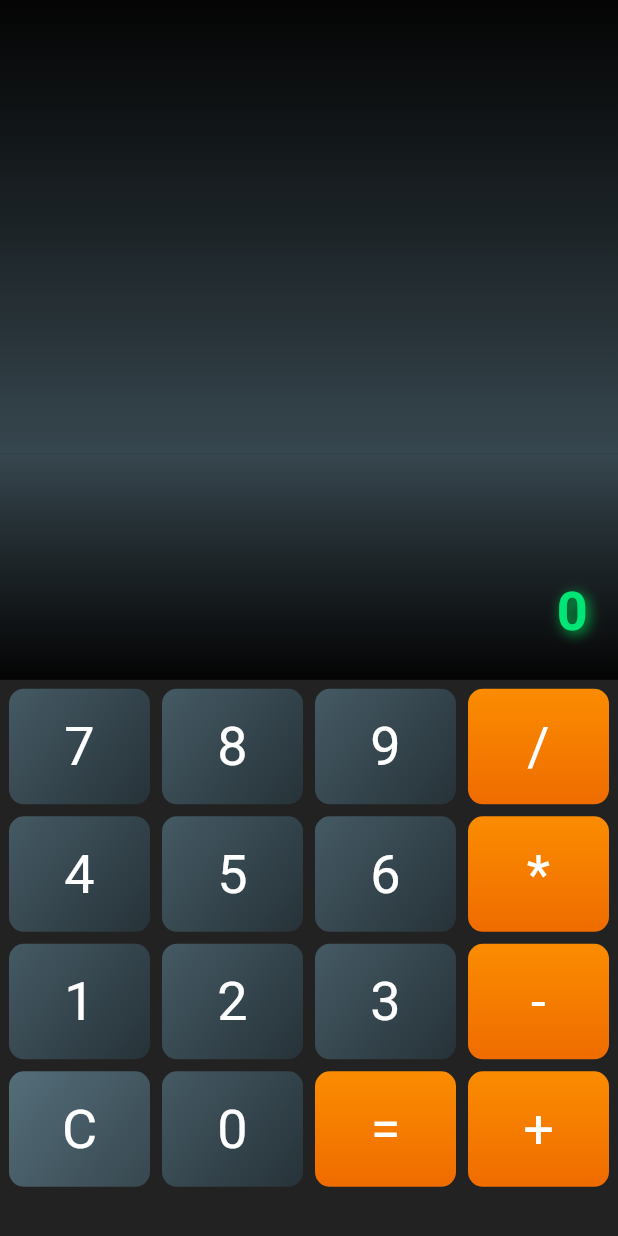
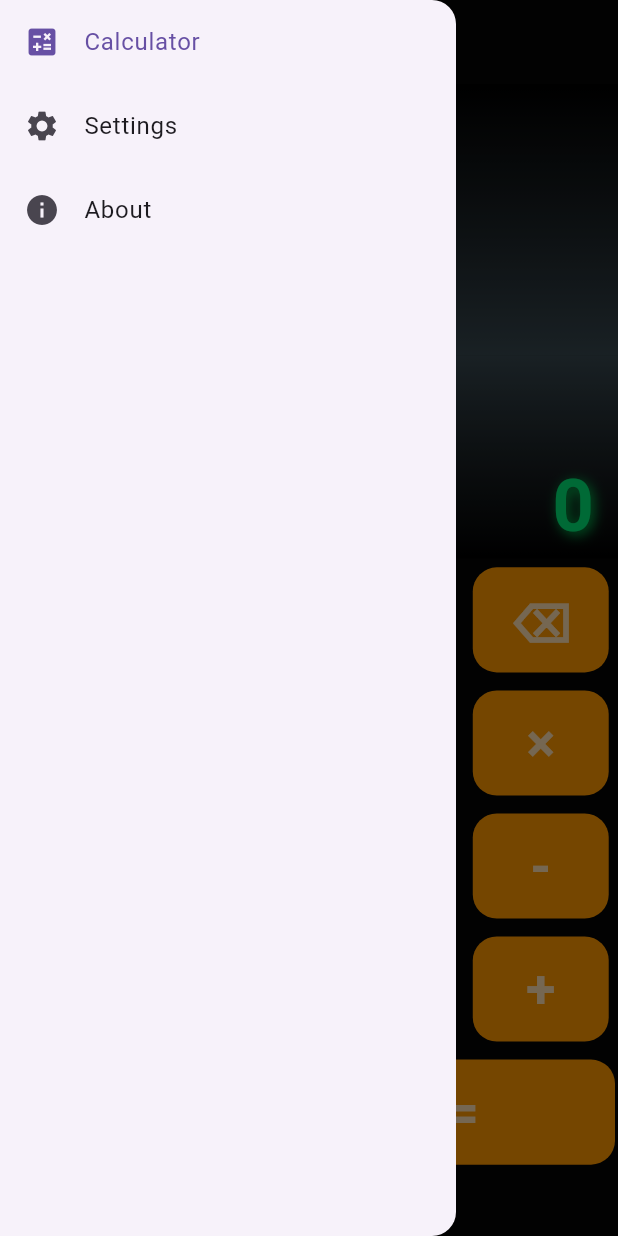
Before and after one commit to jayant001160/flutter_calculator_app, a Flutter app: the screen it shows after launch, with the side drawer open (before the commit the screen has no drawer), on a phone screen of 412 x 824 dp. Run offline on Flutter 3.47's test engine with Material 3 defaults, Android fonts, the phone set to English and light mode, and no system bars; our stand-ins replace bloc, flutter_bloc.

Commit message:
keypad layout changed

```diff
--- a/lib/main.dart
+++ b/lib/main.dart
@@ -1,5 +1,6 @@
 import 'package:calculator_app/screens/calculator_screen.dart';
 import 'package:calculator_app/bloc/history_cubit.dart';
+import 'package:calculator_app/screens/dashboard.dart';
 import 'package:flutter/material.dart';
 import 'package:flutter_bloc/flutter_bloc.dart';
 
@@ -17,7 +18,7 @@ class CalculatorApp extends StatelessWidget {
   Widget build(BuildContext context) {
     return MaterialApp(
       debugShowCheckedModeBanner: false, // Hides the debug banner
-      home: CalculatorScreen(),
+      home: Dashboard(),
     );
   }
 }
--- /dev/null
+++ b/lib/screens/about_screen.dart
@@ -0,0 +1,15 @@
+import 'package:flutter/material.dart';
+
+class AboutScreen extends StatelessWidget {
+  const AboutScreen({super.key});
+
+  @override
+  Widget build(BuildContext context) {
+    return Center(
+      child: Text(
+        'About Page',
+        style: TextStyle(fontSize: 24),
+      ),
+    );
+  }
+}
--- a/lib/screens/calculator_screen.dart
+++ b/lib/screens/calculator_screen.dart
@@ -2,9 +2,11 @@ import 'package:flutter/material.dart';
 import 'package:flutter_bloc/flutter_bloc.dart';
 import '../widgets/calculator_button.dart';
 import '../utils/calculator_logic.dart';
-import '../bloc/history_cubit.dart'; // Assuming you have a dedicated BLoC folder for state management
+import '../bloc/history_cubit.dart';
 
 class CalculatorScreen extends StatefulWidget {
+  const CalculatorScreen({super.key});
+
   @override
   _CalculatorScreenState createState() => _CalculatorScreenState();
 }
@@ -14,16 +16,14 @@ class _CalculatorScreenState extends State<CalculatorScreen> {
   String result = '0';
 
   void onButtonPressed(String value, BuildContext context) {
-    if (value == 'C') {
-      // Add the calculation to history if there's a result
-      if (input.isNotEmpty && result != '0') {
-        context.read<HistoryCubit>().addCalculation('$input = $result');
-      } else if (input.isNotEmpty && result == '0') {
-        context.read<HistoryCubit>().addCalculation(input);
-      }
+    if (value == 'AC') {
       setState(() {
         input = '';
         result = '0';
+      });
+    } else if (value == '⌫') {
+      setState(() {
+        input = input.isNotEmpty ? input.substring(0, input.length - 1) : '';
       });
     } else if (value == '=') {
       try {
@@ -40,13 +40,6 @@ class _CalculatorScreenState extends State<CalculatorScreen> {
           result = 'Error';
         });
       }
-    } else if ((value == '+' || value == '-' || value == '*' || value == '/') &&
-        result != '0') {
-      setState(() {
-        input = result;
-        input += value;
-        result = '0';
-      });
     } else {
       setState(() {
         input += value;
@@ -56,23 +49,23 @@ class _CalculatorScreenState extends State<CalculatorScreen> {
 
   @override
   Widget build(BuildContext context) {
-    return SafeArea(
-      child: Scaffold(
+    return Scaffold(
       backgroundColor: Colors.black87,
       body: LayoutBuilder(
         builder: (context, constraints) {
           double buttonWidth = constraints.maxWidth / 4 - 16;
-            double buttonHeight = constraints.maxHeight / 4 - 16;
+          double buttonHeight = constraints.maxHeight / 6 - 16;
 
           return Column(
             children: [
               // History Area
               Expanded(
-                  flex: 2,
+                flex: 4,
                 child: BlocBuilder<HistoryCubit, List<String>>(
                   builder: (context, history) {
                     return Container(
-                        padding: EdgeInsets.all(10),
+                      padding: EdgeInsets.symmetric(vertical: 0, horizontal: 8),
+                      // color: Colors.amber,
                       decoration: BoxDecoration(
                         gradient: LinearGradient(
                           colors: [
@@ -85,14 +78,14 @@ class _CalculatorScreenState extends State<CalculatorScreen> {
                         // borderRadius: BorderRadius.vertical(bottom: Radius.circular(8)),
                       ),
                       child: ListView.builder(
+                        padding: EdgeInsets.zero,
                         reverse: true,
                         itemCount: history.length,
                         itemBuilder: (context, index) {
                           // Access items in reverse order
                           final reversedIndex = history.length - 1 - index;
                           return Padding(
-                              padding:
-                                  const EdgeInsets.symmetric(vertical: 4.0),
+                            padding: const EdgeInsets.symmetric(vertical: 0.0),
                             child: Text(
                               history[reversedIndex],
                               style: TextStyle(
@@ -108,15 +101,13 @@ class _CalculatorScreenState extends State<CalculatorScreen> {
                   },
                 ),
               ),
-                // SizedBox(
-                //   height: constraints.maxHeight * 0.005,
-                // ),
               // Display Area
               Expanded(
-                  flex: 1,
+                flex: 3,
                 child: Container(
-                    padding: EdgeInsets.all(20),
+                  padding: EdgeInsets.symmetric(vertical: 0, horizontal: 16),
                   alignment: Alignment.bottomRight,
+                  // color: Colors.pink,
                   decoration: BoxDecoration(
                     gradient: LinearGradient(
                       colors: [
@@ -126,8 +117,6 @@ class _CalculatorScreenState extends State<CalculatorScreen> {
                       begin: Alignment.topCenter,
                       end: Alignment.bottomCenter,
                     ),
-                      // borderRadius:
-                      //     BorderRadius.vertical(top: Radius.circular(8)),
                   ),
                   child: Column(
                     mainAxisAlignment: MainAxisAlignment.end,
@@ -136,7 +125,7 @@ class _CalculatorScreenState extends State<CalculatorScreen> {
                       Text(
                         input,
                         style: TextStyle(
-                            fontSize: 24,
+                          fontSize: 32,
                           color: Colors.white70,
                           fontStyle: FontStyle.italic,
                         ),
@@ -144,7 +133,7 @@ class _CalculatorScreenState extends State<CalculatorScreen> {
                       Text(
                         result,
                         style: TextStyle(
-                            fontSize: 36,
+                          fontSize: 48,
                           fontWeight: FontWeight.bold,
                           color: Colors.greenAccent.shade400,
                           shadows: [
@@ -160,46 +149,105 @@ class _CalculatorScreenState extends State<CalculatorScreen> {
                   ),
                 ),
               ),
-
               // Button Grid
-                SizedBox(
-                  height: constraints.maxHeight * 0.45,
-                  child: GridView.count(
-                    childAspectRatio: 1.2,
-                    crossAxisCount: 4,
-                    padding: EdgeInsets.symmetric(vertical: 2, horizontal: 2),
+              Expanded(
+                flex: 10,
+                child: Column(
                   children: [
-                      ...['7', '8', '9', '/'].map(
+                    // First row
+                    Row(
+                      mainAxisAlignment: MainAxisAlignment.spaceAround,
+                      children: [
+                        CalculatorButton(
+                            label: 'AC',
+                            onPressed: (val) => onButtonPressed(val, context),
+                            isAccent: true),
+                        CalculatorButton(
+                          label: '%',
+                          onPressed: (val) => onButtonPressed(val, context),
+                          isOperator: true,
+                        ),
+                        CalculatorButton(
+                            label: '÷',
+                            onPressed: (val) => onButtonPressed(val, context),
+                            isOperator: true),
+                        CalculatorButton(
+                          label: '⌫',
+                          onPressed: (val) => onButtonPressed(val, context),
+                          isOperator: true,
+                        ),
+                      ],
+                    ),
+                    // SizedBox(height: 10),
+                    // Second row
+                    Row(
+                      mainAxisAlignment: MainAxisAlignment.spaceAround,
+                      children: [
+                        ...['7', '8', '9', '×'].map(
                           (e) => CalculatorButton(
                             label: e,
                             onPressed: (val) => onButtonPressed(val, context),
-                          width: buttonWidth,
-                          height: buttonHeight,
+                            isOperator: '×÷-+'.contains(e),
                           ),
                         ),
-                      ...['4', '5', '6', '*'].map(
+                      ],
+                    ),
+                    // SizedBox(height: 10),
+                    // Third row
+                    Row(
+                      mainAxisAlignment: MainAxisAlignment.spaceAround,
+                      children: [
+                        ...['4', '5', '6', '-'].map(
                           (e) => CalculatorButton(
                             label: e,
                             onPressed: (val) => onButtonPressed(val, context),
-                          width: buttonWidth,
-                          height: buttonHeight,
+                            isOperator: '×÷-+'.contains(e),
                           ),
                         ),
-                      ...['1', '2', '3', '-'].map(
+                      ],
+                    ),
+                    // SizedBox(height: 10),
+                    // Fourth row
+                    Row(
+                      mainAxisAlignment: MainAxisAlignment.spaceAround,
+                      children: [
+                        ...['1', '2', '3', '+'].map(
                           (e) => CalculatorButton(
                             label: e,
                             onPressed: (val) => onButtonPressed(val, context),
-                          width: buttonWidth,
-                          height: buttonHeight,
+                            isOperator: '×÷-+'.contains(e),
                           ),
                         ),
-                      ...['C', '0', '=', '+'].map(
-                        (e) => CalculatorButton(
-                          label: e,
+                      ],
+                    ),
+                    // SizedBox(height: 10),
+                    // Fifth row (last row with wide '=' button)
+                    Row(
+                      mainAxisAlignment: MainAxisAlignment.spaceAround,
+                      children: [
+                        Expanded(
+                            child: Row(
+                          mainAxisAlignment: MainAxisAlignment.spaceAround,
+                          children: [
+                            CalculatorButton(
+                                label: '0',
+                                onPressed: (val) =>
+                                    onButtonPressed(val, context)),
+                            CalculatorButton(
+                                label: '.',
+                                onPressed: (val) =>
+                                    onButtonPressed(val, context)),
+                          ],
+                        )),
+                        Expanded(
+                          child: CalculatorButton(
+                            label: '=',
                             onPressed: (val) => onButtonPressed(val, context),
-                          width: buttonWidth,
-                          height: buttonHeight,
+                            isOperator: true,
+                            isWide: true,
                           ),
+                        ),
+                      ],
                     ),
                   ],
                 ),
@@ -208,7 +256,6 @@ class _CalculatorScreenState extends State<CalculatorScreen> {
           );
         },
       ),
-      ),
     );
   }
 }
--- /dev/null
+++ b/lib/screens/dashboard.dart
@@ -0,0 +1,68 @@
+import 'package:flutter/material.dart';
+import 'settings_screen.dart';
+import 'calculator_screen.dart';
+import 'about_screen.dart';
+
+class Dashboard extends StatefulWidget {
+  const Dashboard({super.key});
+
+  @override
+  _DashboardState createState() => _DashboardState();
+}
+
+class _DashboardState extends State<Dashboard> {
+  int _selectedIndex = 0;
+
+  // List of pages to display in the dashboard
+  final List<Widget> _pages = [
+    CalculatorScreen(), // Default page
+    SettingsScreen(),
+    AboutScreen(),
+  ];
+
+  // Drawer menu items
+  final List<String> _menuItems = [
+    'Calculator',
+    'Settings',
+    'About',
+  ];
+
+  @override
+  Widget build(BuildContext context) {
+    return Scaffold(
+      backgroundColor: Colors.black87,
+      appBar: AppBar(
+        title: Text(_menuItems[_selectedIndex], style: TextStyle(color: Colors.white),),
+        backgroundColor: Colors.black87,
+        iconTheme: IconThemeData(
+          color: Colors.white, // Set the color of the Drawer icon here
+        ),
+      ),
+      drawer: Drawer(
+        child: ListView.builder(
+          itemCount: _menuItems.length,
+          itemBuilder: (context, index) {
+            return ListTile(
+              leading: Icon(
+                index == 0
+                    ? Icons.calculate
+                    : index == 1
+                    ? Icons.settings
+                    : Icons.info,
+              ),
+              title: Text(_menuItems[index]),
+              selected: _selectedIndex == index,
+              onTap: () {
+                setState(() {
+                  _selectedIndex = index;
+                });
+                Navigator.pop(context); // Close the drawer
+              },
+            );
+          },
+        ),
+      ),
+      body: _pages[_selectedIndex],
+    );
+  }
+}
--- /dev/null
+++ b/lib/screens/settings_screen.dart
@@ -0,0 +1,15 @@
+import 'package:flutter/material.dart';
+
+class SettingsScreen extends StatelessWidget {
+  const SettingsScreen({super.key});
+
+  @override
+  Widget build(BuildContext context) {
+    return Center(
+      child: Text(
+        'Settings Page',
+        style: TextStyle(fontSize: 24),
+      ),
+    );
+  }
+}
--- a/lib/widgets/calculator_button.dart
+++ b/lib/widgets/calculator_button.dart
@@ -3,52 +3,46 @@ import 'package:flutter/material.dart';
 class CalculatorButton extends StatelessWidget {
   final String label;
   final Function(String) onPressed;
-  final double width;
-  final double height;
+  final bool isOperator;
+  final bool isAccent;
+  final bool isWide;
 
-  CalculatorButton({
+  const CalculatorButton({
+    super.key,
     required this.label,
     required this.onPressed,
-    this.width = 60,
-    this.height = 60,
+    this.isOperator = false,
+    this.isAccent = false,
+    this.isWide = false,
   });
-
-  LinearGradient _getButtonGradient(String label) {
-    if ('0123456789'.contains(label)) {
-      return LinearGradient(
-        colors: [Colors.blueGrey[700]!, Colors.blueGrey[900]!],
-        begin: Alignment.topLeft,
-        end: Alignment.bottomRight,
-      );
-    } else if ('+-*/='.contains(label)) {
-      return LinearGradient(
-        colors: [Colors.orange[600]!, Colors.orange[800]!],
-        begin: Alignment.topCenter,
-        end: Alignment.bottomCenter,
-      );
-    } else {
-      return LinearGradient(
-        colors: [Colors.blueGrey[600]!, Colors.blueGrey[800]!],
-        begin: Alignment.topLeft,
-        end: Alignment.bottomRight,
-      );
-    }
-  }
 
   @override
   Widget build(BuildContext context) {
+    double screenHeight = MediaQuery.of(context).size.height;
+    double screenWidth = MediaQuery.of(context).size.height;
     return GestureDetector(
       onTap: () => onPressed(label),
       child: Container(
-        margin: EdgeInsets.all(4),
+        margin: EdgeInsets.symmetric(vertical: 6, horizontal: 2),
+        width: isWide ? screenWidth * 0.23 : screenWidth * 0.11,
+        // Adjust for wide buttons
+        height: screenHeight * 0.085,
         decoration: BoxDecoration(
-          gradient: _getButtonGradient(label), // Use gradient for decoration
-          borderRadius: BorderRadius.circular(10),
-        ),
+            color: isAccent
+                ? Colors.black
+                : isOperator
+                    ? Colors.orange
+                    : Colors.grey[850],
+            // shape: label=='='?BoxShape.rectangle: BoxShape.circle,
+            borderRadius: BorderRadius.all(Radius.circular(16))),
         child: Center(
           child: Text(
             label,
-            style: TextStyle(fontSize: 36, color: Colors.white),
+            style: TextStyle(
+              fontSize: 36,
+              fontWeight: FontWeight.bold,
+              color: isAccent ? Colors.white : Colors.white70,
+            ),
           ),
         ),
       ),
```
Lines whose indentation alone changed are shown as unchanged.
